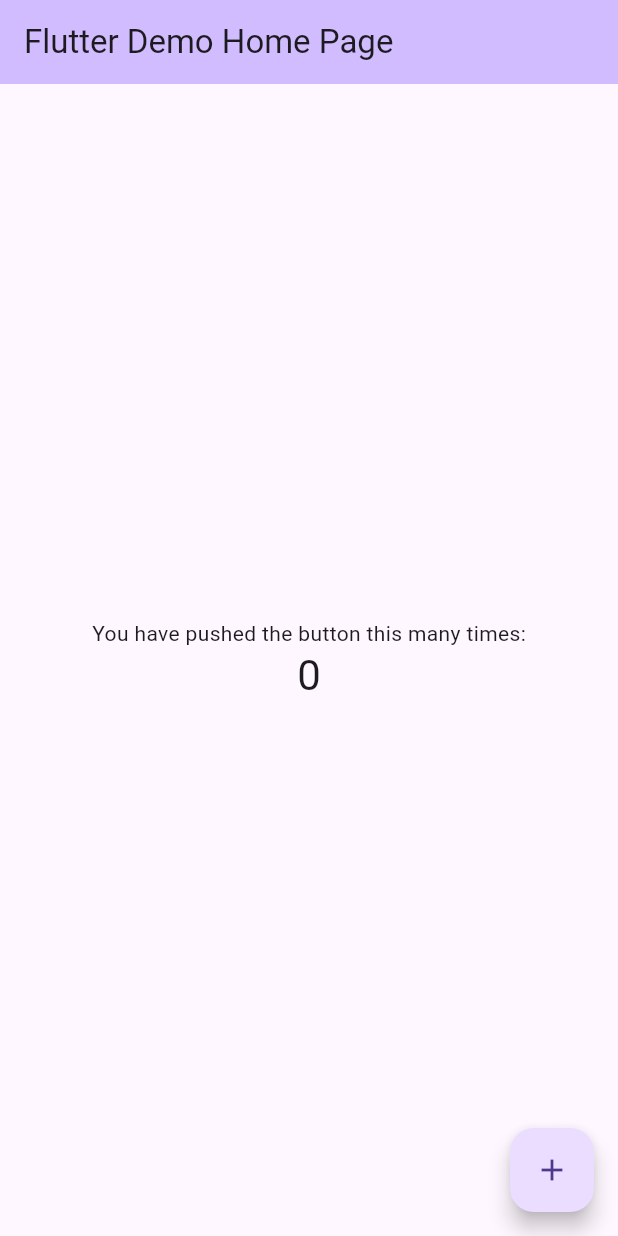
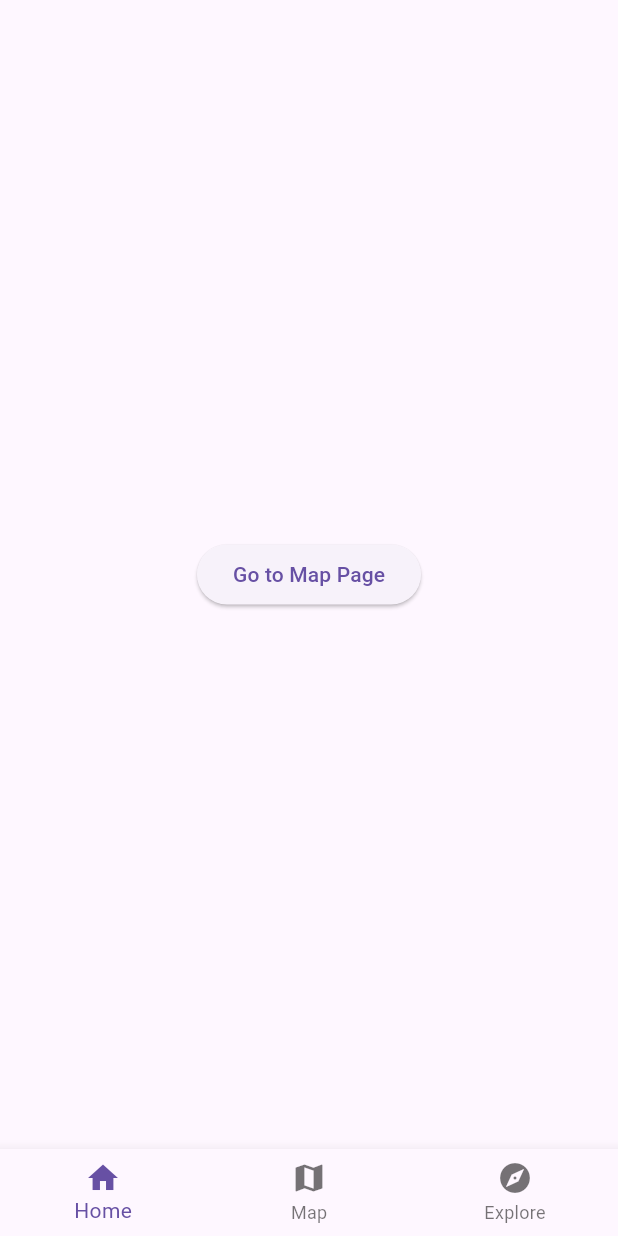
Before and after one commit to HoanqDucAnh/flutter_ar_app, a Flutter app: the screen it shows after launch, on a phone screen of 412 x 824 dp. Run offline on Flutter 3.47's test engine with Material 3 defaults, Android fonts, the phone set to English and light mode, and no system bars; our stand-ins replace auto_route, get_it, injectable; generated files the repository leaves out were written again.

Commit message:
feat(main): adding bottombar and navigation logic

```diff
--- a/lib/initializer/app_initializer.dart
+++ b/lib/core/initializer/app_initializer.dart
@@ -10,4 +10,6 @@
   preferRelativeImports: true, // default
   asExtension: true, // default
 )
-void configureDependencies() => getIt.app_init();
+void configureDependencies() {
+  getIt.app_init();
+}
--- /dev/null
+++ b/lib/core/router/app_router.dart
@@ -0,0 +1,20 @@
+import 'package:auto_route/auto_route.dart';
+import 'package:injectable/injectable.dart';
+import '../../src/view/view.dart';
+
+part 'app_router.gr.dart';
+
+@AutoRouterConfig(
+  replaceInRouteName: 'Page,Route',
+)
+@Singleton()
+class AppRouter extends _$AppRouter {
+  @override
+  List<AutoRoute> get routes => [
+        AutoRoute(page: MainRoute.page, initial: true, children: [
+          AutoRoute(page: HomeRouteTab.page),
+          AutoRoute(page: MapRouteTab.page),
+          AutoRoute(page: ExploreRouteTab.page),
+        ]),
+      ];
+}
--- /dev/null
+++ b/lib/core/router/router.dart
@@ -0,0 +1 @@
+export 'app_router.dart';
--- a/lib/main.dart
+++ b/lib/main.dart
@@ -1,6 +1,10 @@
 import 'package:flutter/material.dart';
-import 'initializer/initializer.dart';
+import 'core/initializer/initializer.dart';
+
 import 'shared/shared.dart';
+import 'core/router/router.dart';
+import 'src/view/view.dart';
+import 'src/view/shared_widget/shared_widget.dart';
 
 void main() {
   configureDependencies();
@@ -13,98 +17,11 @@
   // This widget is the root of your application.
   @override
   Widget build(BuildContext context) {
-    return MaterialApp(
+    return MaterialApp.router(
       title: 'Flutter Demo',
+      debugShowCheckedModeBanner: false,
       theme: getIt<AppTheme>().themeData,
-      home: const MyHomePage(title: 'Flutter Demo Home Page'),
+      routerConfig: getIt<AppRouter>().config(),
     );
   }
 }
-
-class MyHomePage extends StatefulWidget {
-  const MyHomePage({super.key, required this.title});
-
-  // This widget is the home page of your application. It is stateful, meaning
-  // that it has a State object (defined below) that contains fields that affect
-  // how it looks.
-
-  // This class is the configuration for the state. It holds the values (in this
-  // case the title) provided by the parent (in this case the App widget) and
-  // used by the build method of the State. Fields in a Widget subclass are
-  // always marked "final".
-
-  final String title;
-
-  @override
-  State<MyHomePage> createState() => _MyHomePageState();
-}
-
-class _MyHomePageState extends State<MyHomePage> {
-  int _counter = 0;
-
-  void _incrementCounter() {
-    setState(() {
-      // This call to setState tells the Flutter framework that something has
-      // changed in this State, which causes it to rerun the build method below
-      // so that the display can reflect the updated values. If we changed
-      // _counter without calling setState(), then the build method would not be
-      // called again, and so nothing would appear to happen.
-      _counter++;
-    });
-  }
-
-  @override
-  Widget build(BuildContext context) {
-    // This method is rerun every time setState is called, for instance as done
-    // by the _incrementCounter method above.
-    //
-    // The Flutter framework has been optimized to make rerunning build methods
-    // fast, so that you can just rebuild anything that needs updating rather
-    // than having to individually change instances of widgets.
-    return Scaffold(
-      appBar: AppBar(
-        // TRY THIS: Try changing the color here to a specific color (to
-        // Colors.amber, perhaps?) and trigger a hot reload to see the AppBar
-        // change color while the other colors stay the same.
-        backgroundColor: Theme.of(context).colorScheme.inversePrimary,
-        // Here we take the value from the MyHomePage object that was created by
-        // the App.build method, and use it to set our appbar title.
-        title: Text(widget.title),
-      ),
-      body: Center(
-        // Center is a layout widget. It takes a single child and positions it
-        // in the middle of the parent.
-        child: Column(
-          // Column is also a layout widget. It takes a list of children and
-          // arranges them vertically. By default, it sizes itself to fit its
-          // children horizontally, and tries to be as tall as its parent.
-          //
-          // Column has various properties to control how it sizes itself and
-          // how it positions its children. Here we use mainAxisAlignment to
-          // center the children vertically; the main axis here is the vertical
-          // axis because Columns are vertical (the cross axis would be
-          // horizontal).
-          //
-          // TRY THIS: Invoke "debug painting" (choose the "Toggle Debug Paint"
-          // action in the IDE, or press "p" in the console), to see the
-          // wireframe for each widget.
-          mainAxisAlignment: MainAxisAlignment.center,
-          children: <Widget>[
-            const Text(
-              'You have pushed the button this many times:',
-            ),
-            Text(
-              '$_counter',
-              style: Theme.of(context).textTheme.headlineMedium,
-            ),
-          ],
-        ),
-      ),
-      floatingActionButton: FloatingActionButton(
-        onPressed: _incrementCounter,
-        tooltip: 'Increment',
-        child: const Icon(Icons.add),
-      ), // This trailing comma makes auto-formatting nicer for build methods.
-    );
-  }
-}
--- a/lib/shared/theme/app_theme.dart
+++ b/lib/shared/theme/app_theme.dart
@@ -1,6 +1,5 @@
 import 'package:flutter/material.dart';
 import 'package:injectable/injectable.dart';
-import 'package:get_it/get_it.dart';
 import '../shared.dart';
 
 @LazySingleton()
--- /dev/null
+++ b/lib/src/view/screen/home/home_page.dart
@@ -0,0 +1,29 @@
+import 'package:flutter/material.dart';
+import 'package:auto_route/auto_route.dart';
+import 'package:flutter_ar_app/core/initializer/app_initializer.dart';
+import 'package:flutter_ar_app/core/router/app_router.dart';
+import '../../shared_widget/shared_widget.dart';
+
+@RoutePage()
+class HomePageTab extends StatefulWidget {
+  const HomePageTab({super.key});
+
+  @override
+  State<HomePageTab> createState() => _HomePageTabState();
+}
+
+class _HomePageTabState extends State<HomePageTab> {
+  @override
+  Widget build(BuildContext context) {
+    return Scaffold(
+      body: Center(
+        child: ElevatedButton(
+          onPressed: () {
+            getIt<AppRouter>().navigate(const MapRouteTab());
+          },
+          child: const Text('Go to Map Page'),
+        ),
+      ),
+    );
+  }
+}
--- /dev/null
+++ b/lib/src/view/screen/main_page.dart
@@ -0,0 +1,39 @@
+import 'package:auto_route/auto_route.dart';
+import 'package:flutter/material.dart';
+import '../../../core/router/router.dart';
+
+@RoutePage()
+class MainPage extends StatelessWidget {
+  const MainPage({super.key});
+
+  @override
+  Widget build(BuildContext context) {
+    return AutoTabsScaffold(
+      routes: const [
+        HomeRouteTab(),
+        MapRouteTab(),
+        ExploreRouteTab(),
+      ],
+      bottomNavigationBuilder: (_, tabsRouter) {
+        return BottomNavigationBar(
+          items: const [
+            BottomNavigationBarItem(
+              icon: Icon(Icons.home),
+              label: 'Home',
+            ),
+            BottomNavigationBarItem(
+              icon: Icon(Icons.map),
+              label: 'Map',
+            ),
+            BottomNavigationBarItem(
+              icon: Icon(Icons.explore),
+              label: 'Explore',
+            ),
+          ],
+          onTap: tabsRouter.setActiveIndex,
+          currentIndex: tabsRouter.activeIndex,
+        );
+      },
+    );
+  }
+}
--- /dev/null
+++ b/lib/src/view/screen/screen.dart
@@ -0,0 +1,4 @@
+export './home/home_page.dart';
+export './map/map_page.dart';
+export './explore/explore_page.dart';
+export 'main_page.dart';
--- /dev/null
+++ b/lib/src/view/shared_widget/shared_widget.dart
@@ -0,0 +1,3 @@
+//export files
+export 'app_bar/app_bar_widget.dart';
+export 'bottom_navigation/bottom_navigation_widget.dart';
--- /dev/null
+++ b/lib/src/view/view.dart
@@ -0,0 +1 @@
+export 'screen/screen.dart';
```
Also changed, not shown: lib/src/view/screen/explore/explore_page.dart (added, +17 -0 lines), lib/src/view/screen/map/map_page.dart (added, +17 -0 lines), lib/src/view/shared_widget/app_bar/app_bar_widget.dart (added, +26 -0 lines), lib/src/view/shared_widget/bottom_navigation/bottom_navigation_widget.dart (added, +40 -0 lines), lib/core/initializer/initializer.dart (renamed from lib/initializer/initializer.dart), lib/core/resources/resources.dart (added), lib/src/controller/controller.dart (added), lib/src/model/model.dart (added), lib/view/view.dart (deleted).
